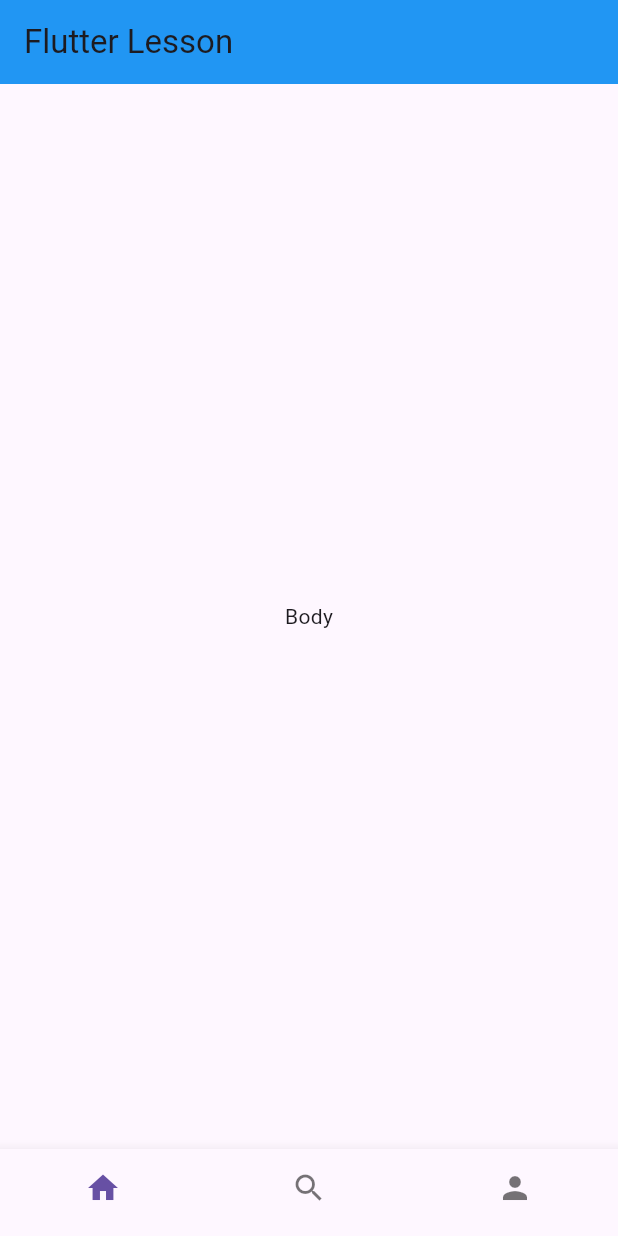
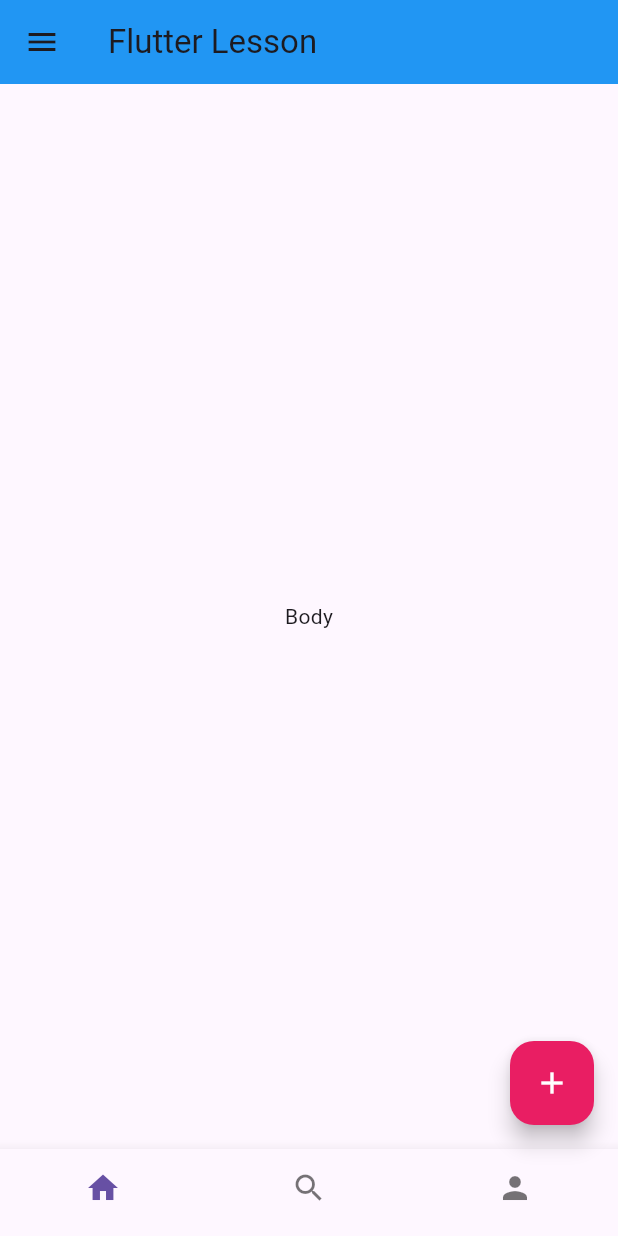
Before and after one commit to kosalmcs/flutter_lesson, a Flutter app: the screen it shows after launch, on a phone screen of 412 x 824 dp. Run offline on Flutter 3.47's test engine with Material 3 defaults, Android fonts, the phone set to English and light mode, and no system bars.

Commit message:
26.11.2024

```diff
--- a/lib/main.dart
+++ b/lib/main.dart
@@ -16,6 +16,7 @@ class MyApp extends StatelessWidget {
           backgroundColor: Colors.blue,
           title: const Text('Flutter Lesson'),
         ),
+        drawer: Drawer(),
         body: const Center(child: Text('Body')),
         bottomNavigationBar: BottomNavigationBar(
           showSelectedLabels: false,
@@ -26,6 +27,15 @@ class MyApp extends StatelessWidget {
             BottomNavigationBarItem(icon: Icon(Icons.person), label: 'User'),
           ],
         ),
+        floatingActionButtonLocation: FloatingActionButtonLocation.endFloat,
+        floatingActionButton: FloatingActionButton(
+          backgroundColor: Colors.pink,
+          foregroundColor: Colors.white,
+          child: const Icon(Icons.add),
+          onPressed: () {
+            print("Clicked");
+          },
+        ),
       ),
     );
   }
```
Also changed, not shown: 5 other files.
